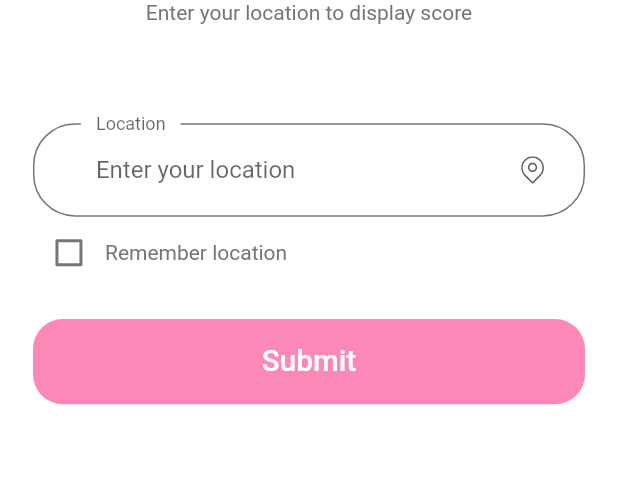
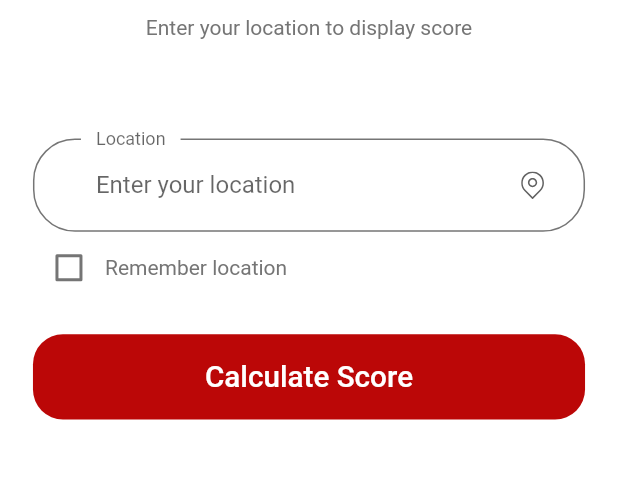
Before and after one commit to blakeroles/should-i-run, a Flutter app: the screen it shows after launch, on a phone screen of 412 x 824 dp, the part 103-582 px from its top. Run offline on Flutter 3.47's test engine with Material 2 defaults, Android fonts, the phone set to English and light mode, and no system bars; our stand-ins replace flutter_dotenv, flutter_svg, shared_preferences; Roboto replaces fonts that are missing (Muli).

Commit message:
Adding data persistence for location

```diff
--- a/should_i_run/lib/constants.dart
+++ b/should_i_run/lib/constants.dart
@@ -1,8 +1,8 @@
 import 'package:flutter/material.dart';
 import 'package:should_i_run/size_config.dart';
 
-const kPrimaryColor = Color(0xFFFC88B7);
-const kPrimaryLightColor = Color(0xFFFFECDF);
+const kPrimaryColor = Color(0xFFBB0707);
+const kPrimaryLightColor = Color(0xFFBB0707);
 const kPrimaryGradientColor = LinearGradient(
   begin: Alignment.topLeft,
   end: Alignment.bottomRight,
--- a/should_i_run/lib/main.dart
+++ b/should_i_run/lib/main.dart
@@ -13,6 +13,7 @@ class MyApp extends StatelessWidget {
   @override
   Widget build(BuildContext context) {
     return MaterialApp(
+      debugShowCheckedModeBanner: false,
       title: 'Should I Run?',
       theme: theme(),
       home: MainScreen(),
--- a/should_i_run/lib/model/weather_response.dart
+++ b/should_i_run/lib/model/weather_response.dart
@@ -3,13 +3,18 @@ class WeatherResponse {
   final double precipResult;
   final int airQualityResult;
   final double humidityResult;
+  final String name;
+  final String region;
+  final String country;
 
-  WeatherResponse({
-    this.tempResult,
-    this.precipResult,
-    this.airQualityResult,
-    this.humidityResult,
-  });
+  WeatherResponse(
+      {this.tempResult,
+      this.precipResult,
+      this.airQualityResult,
+      this.humidityResult,
+      this.name,
+      this.region,
+      this.country});
 
   factory WeatherResponse.fromJson(Map<String, dynamic> json) {
     return WeatherResponse(
@@ -17,6 +22,9 @@ class WeatherResponse {
       precipResult: json['current']['precip_mm'],
       airQualityResult: json['current']['air_quality']['us-epa-index'],
       humidityResult: json['current']['humidity'] * 1.0,
+      name: json['location']['name'],
+      region: json['location']['region'],
+      country: json['location']['country'],
     );
   }
 }
--- a/should_i_run/lib/screens/main_screen/components/body.dart
+++ b/should_i_run/lib/screens/main_screen/components/body.dart
@@ -20,6 +20,7 @@ class Body extends StatelessWidget {
                     fontSize: getProportionateScreenWidth(28.0),
                     fontWeight: FontWeight.bold,
                   )),
+              SizedBox(height: getProportionateScreenHeight(10.0)),
               Text(
                 "Enter your location to display score",
                 textAlign: TextAlign.center,
--- a/should_i_run/lib/screens/main_screen/components/location_form.dart
+++ b/should_i_run/lib/screens/main_screen/components/location_form.dart
@@ -1,4 +1,5 @@
 import 'package:flutter/material.dart';
+import 'package:shared_preferences/shared_preferences.dart';
 import 'package:should_i_run/constants.dart';
 import 'package:should_i_run/components/custom_suffix_item.dart';
 import 'package:should_i_run/size_config.dart';
@@ -7,7 +8,6 @@ import 'package:should_i_run/components/default_button.dart';
 import 'package:should_i_run/model/weather_response.dart';
 import 'package:should_i_run/model/api_handler.dart';
 import 'package:should_i_run/model/scorer.dart';
-import 'package:http/http.dart' as http;
 
 class LocationForm extends StatefulWidget {
   @override
@@ -16,17 +16,42 @@ class LocationForm extends StatefulWidget {
 
 class _LocationFormState extends State<LocationForm> {
   final _formKey = GlobalKey<FormState>();
+  final locationFormFieldController = TextEditingController();
   String location;
+  String initialLocation;
   bool remember = false;
   final List<String> errors = [];
   final Map<int, String> airQualityMap = {
     1: 'Good',
     2: 'Moderate',
     3: 'Unhealthy for Sensitive People',
-    4: 'Very Unhealthy',
-    5: 'Hazardous'
+    4: 'Unhealthy',
+    5: 'Very Unhealthy',
+    6: 'Hazardous'
   };
   Future<WeatherResponse> weatherResponse;
+
+  @override
+  void initState() {
+    super.initState();
+    loadInitialLocation();
+  }
+
+  void loadInitialLocation() async {
+    final prefs = await SharedPreferences.getInstance();
+    setState(() {
+      locationFormFieldController.text =
+          (prefs.getString('initialLocation') ?? '');
+      print(initialLocation);
+    });
+  }
+
+  void saveInitialLocation() async {
+    print('got here');
+    final prefs = await SharedPreferences.getInstance();
+    prefs.setString('initialLocation', location);
+  }
+
   @override
   Widget build(BuildContext context) {
     return Form(
@@ -47,14 +72,16 @@ class _LocationFormState extends State<LocationForm> {
           SizedBox(height: getProportionateScreenHeight(20)),
           FormError(errors: errors),
           DefaultButton(
-              text: "Submit",
+              text: "Calculate Score",
               press: () {
                 if (_formKey.currentState.validate()) {
                   _formKey.currentState.save();
                   WeatherApiHandler weatherApihandler =
                       new WeatherApiHandler(location);
                   weatherResponse = weatherApihandler.fetchWeatherData();
-
+                  if (remember) {
+                    saveInitialLocation();
+                  }
                   setState(() {});
                 }
               }),
@@ -68,7 +95,7 @@ class _LocationFormState extends State<LocationForm> {
                   return Text(scorer.getScore().toString(),
                       style: TextStyle(
                         color: Colors.black,
-                        fontSize: getProportionateScreenWidth(64.0),
+                        fontSize: getProportionateScreenWidth(92.0),
                         fontWeight: FontWeight.bold,
                       ));
                 } else if (snapshot.hasError) {
@@ -76,6 +103,8 @@ class _LocationFormState extends State<LocationForm> {
                 }
                 return Text('');
               }),
+          SizedBox(height: getProportionateScreenHeight(40)),
+          buildLocationFutureBuilder(),
           SizedBox(height: getProportionateScreenHeight(20)),
           buildTempFutureBuilder('Current Temperature: ', '\u2103'),
           SizedBox(height: getProportionateScreenHeight(20)),
@@ -87,6 +116,30 @@ class _LocationFormState extends State<LocationForm> {
         ]));
   }
 
+  FutureBuilder<WeatherResponse> buildLocationFutureBuilder() {
+    return FutureBuilder<WeatherResponse>(
+        future: weatherResponse,
+        builder: (context, snapshot) {
+          if (snapshot.hasData) {
+            return Text(
+                'Location is ' +
+                    snapshot.data.name +
+                    ', ' +
+                    snapshot.data.region +
+                    ', ' +
+                    snapshot.data.country,
+                style: TextStyle(
+                  color: Colors.black,
+                  fontSize: getProportionateScreenWidth(14.0),
+                  fontWeight: FontWeight.bold,
+                ));
+          } else if (snapshot.hasError) {
+            return Text('${snapshot.error}');
+          }
+          return Text('');
+        });
+  }
+
   FutureBuilder<WeatherResponse> buildTempFutureBuilder(
       String factor, String unit) {
     return FutureBuilder<WeatherResponse>(
@@ -96,8 +149,7 @@ class _LocationFormState extends State<LocationForm> {
             return Text(factor + snapshot.data.tempResult.toString() + unit,
                 style: TextStyle(
                   color: Colors.black,
-                  fontSize: getProportionateScreenWidth(16.0),
-                  fontWeight: FontWeight.bold,
+                  fontSize: getProportionateScreenWidth(12.0),
                 ));
           } else if (snapshot.hasError) {
             return Text('${snapshot.error}');
@@ -115,8 +167,7 @@ class _LocationFormState extends State<LocationForm> {
             return Text(factor + snapshot.data.precipResult.toString() + unit,
                 style: TextStyle(
                   color: Colors.black,
-                  fontSize: getProportionateScreenWidth(16.0),
-                  fontWeight: FontWeight.bold,
+                  fontSize: getProportionateScreenWidth(12.0),
                 ));
           } else if (snapshot.hasError) {
             return Text('${snapshot.error}');
@@ -134,8 +185,7 @@ class _LocationFormState extends State<LocationForm> {
             return Text(factor + snapshot.data.humidityResult.toString() + unit,
                 style: TextStyle(
                   color: Colors.black,
-                  fontSize: getProportionateScreenWidth(16.0),
-                  fontWeight: FontWeight.bold,
+                  fontSize: getProportionateScreenWidth(12.0),
                 ));
           } else if (snapshot.hasError) {
             return Text('${snapshot.error}');
@@ -154,8 +204,7 @@ class _LocationFormState extends State<LocationForm> {
                 factor + airQualityMap[snapshot.data.airQualityResult] + unit,
                 style: TextStyle(
                   color: Colors.black,
-                  fontSize: getProportionateScreenWidth(16.0),
-                  fontWeight: FontWeight.bold,
+                  fontSize: getProportionateScreenWidth(12.0),
                 ));
           } else if (snapshot.hasError) {
             return Text('${snapshot.error}');
@@ -166,6 +215,7 @@ class _LocationFormState extends State<LocationForm> {
 
   TextFormField buildLocationFormField() {
     return TextFormField(
+        controller: locationFormFieldController,
         keyboardType: TextInputType.text,
         onSaved: (newValue) => location = newValue,
         onChanged: (value) {
--- a/should_i_run/pubspec.yaml
+++ b/should_i_run/pubspec.yaml
@@ -23,6 +23,7 @@ environment:
 dependencies:
   flutter:
     sdk: flutter
+  shared_preferences: ^0.5.10
 
 
   # The following adds the Cupertino Icons font to your application.
```
Also changed, not shown: should_i_run/pubspec.lock, 6 other files.
